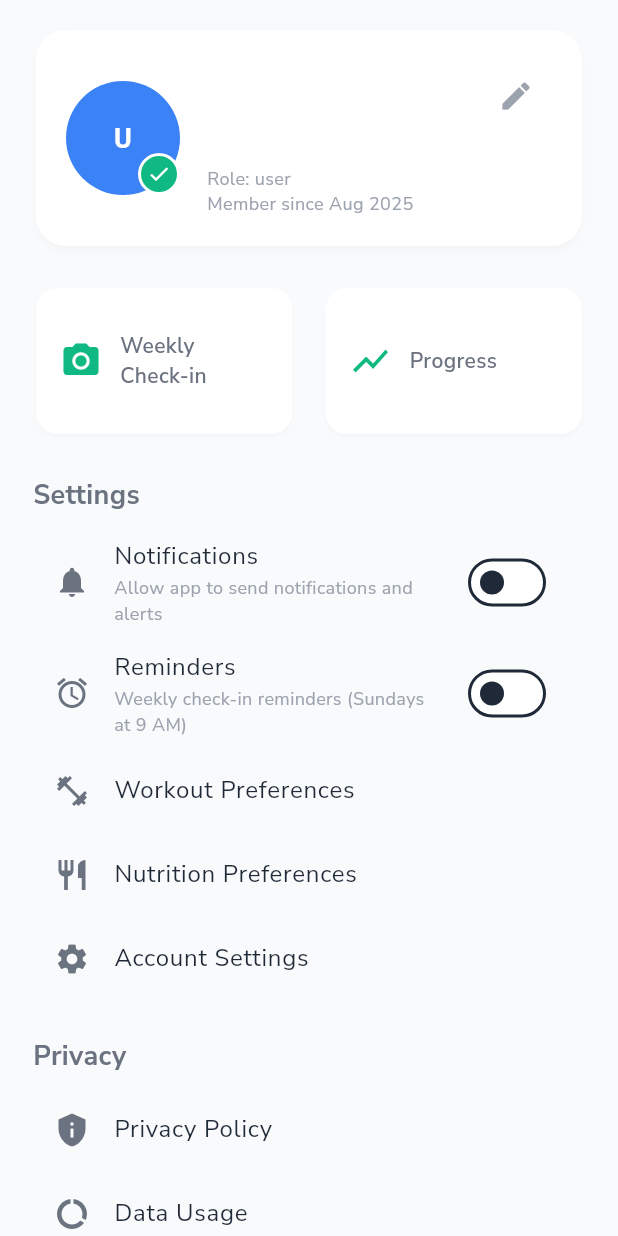
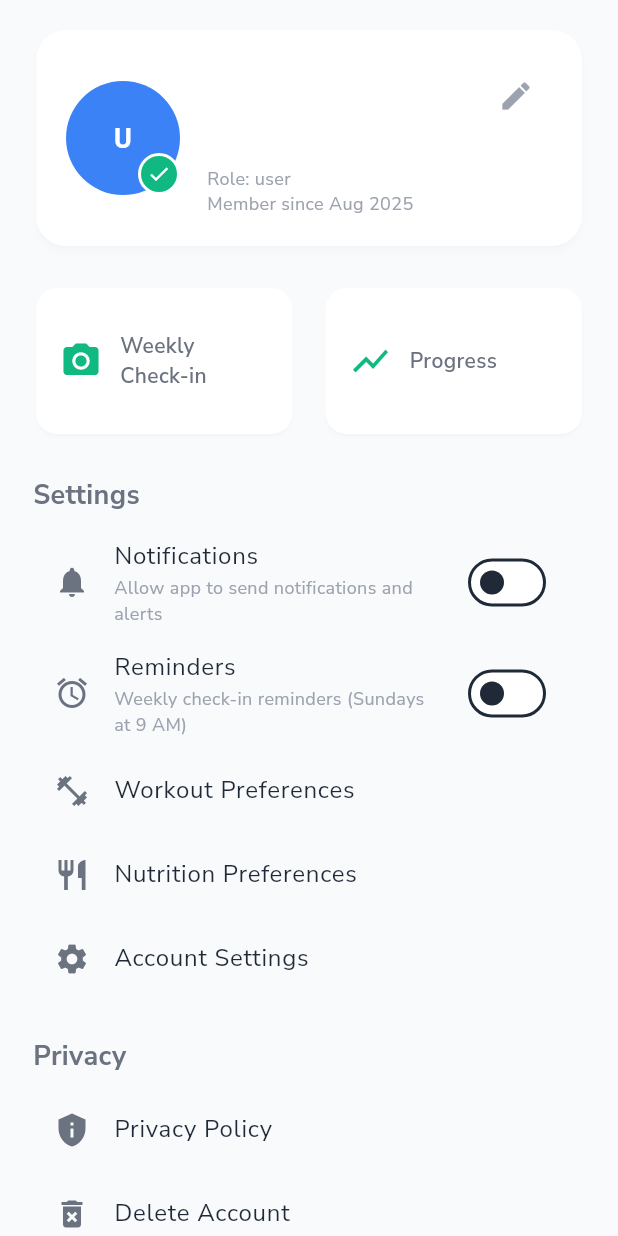
Before and after one commit to mahmoudal99/moctarnutrition, a Flutter app: the ProfileScreen screen opened directly, on a phone screen of 412 x 824 dp. Run offline on Flutter 3.47's test engine with Material 3 defaults, Android fonts, the phone set to English and light mode, and no system bars; our stand-ins replace cached_network_image, cloud_firestore, firebase_auth, firebase_core, firebase_storage, fl_chart and 14 more; missing offline and left inert: flutter_floating_bottom_bar; accounts and stored records are empty; project files that could hold a hidden picture were left out.

```diff
--- a/lib/features/profile/presentation/screens/profile_screen.dart
+++ b/lib/features/profile/presentation/screens/profile_screen.dart
@@ -719,13 +719,6 @@ List<_MockSettingsItem> _getPrivacyItems(BuildContext context) {
       },
     ),
     _MockSettingsItem(
-      label: 'Data Usage',
-      icon: Icons.data_usage,
-      onTap: () {
-        // TODO: Navigate to data usage screen
-      },
-    ),
-    _MockSettingsItem(
       label: 'Delete Account',
       icon: Icons.delete_forever,
       onTap: () {
```
